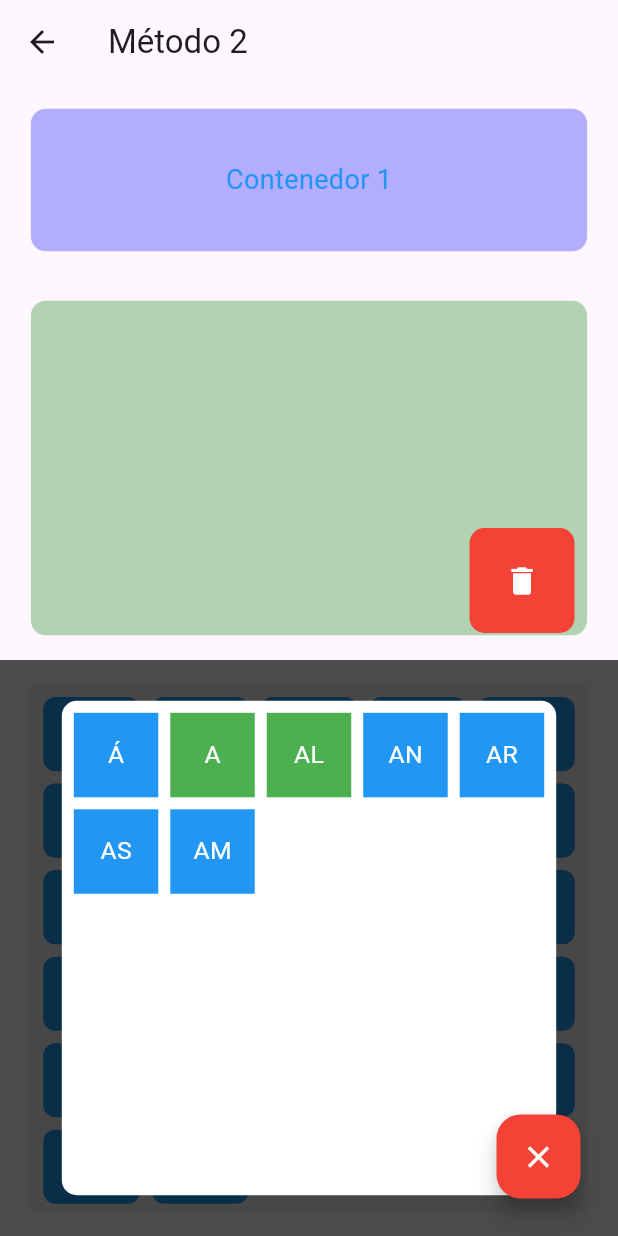
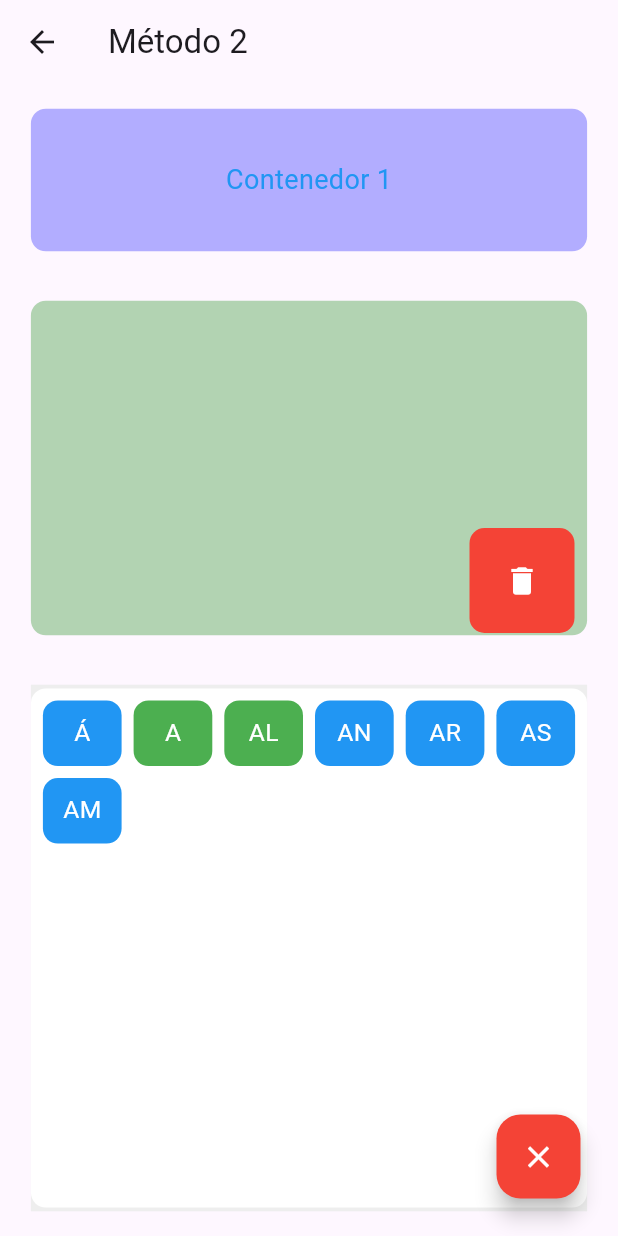
Before and after one commit to EVER1588/RubiApp, a Flutter app: the Metodo2Screen screen opened directly, after a tap on an icon or button, on a phone screen of 412 x 824 dp. Run offline on Flutter 3.47's test engine with Material 3 defaults, Android fonts, the phone set to English and light mode, and no system bars; our stand-ins replace flutter_tts, shared_preferences; accounts and stored records are empty.

Commit message:
teclado secundario mejorado

```diff
--- a/lib/constants/constants.dart
+++ b/lib/constants/constants.dart
@@ -3,7 +3,8 @@ import 'package:uuid/uuid.dart';
 import 'package:flutter_tts/flutter_tts.dart';
 
 const List<String> palabrasValidas = [
-  "ABAJO", "ABRAZAR", "ABRIGO", "ABRIGOS", "ABRIR", "CAMA", "CAMAS",
+  "ABAJO", "ABRAZAR", "ABRIGO", "ABRIGOS", "ABRIR", "CAMA", "CAMAS", "AGREGAR", "AGREGADO",
+  "AGREGAN", "AGUJA", "AGUJAS",
   "AGUA", "ÁGUILA", "ÁGUILAS", "AHORA", "ALGO", "ALLÁ", "ALMOHADA", "ALMOHADAS",
   "ALTO", "ALTOS", "AMARILLO", "AMARILLOS", "AMIGA", "AMIGAS", "AMIGO", "AMIGOS",
   "AMOR", "ANDAR", "ANIMAL", "ANIMALES",
@@ -22,11 +23,12 @@ const List<String> palabrasValidas = [
   "CANDADOS", "CANTA", "CANTAR", "CAOS", "CARACOL", "CARACOLES", "CARNE",
   "CARNES", "CARRETERA", "CARRO", "CARTÓN", "CARTONES", "CASA", "CASAS",
   "CELESTE", "CELESTES", "CERCA", "CERCANO", "CERCANOS", "CERDO", "CERDOS",
-  "CERRAR", "CHICA", "CHICAS", "CHICO", "CHICOS",
-  "CISNE", "CISNES", "CLARO", "CLAROS", "COCINA", "COCO", "COLCHÓN",
+  "CERRAR", "CHICA", "CHICAS", "CHICO", "CHICOS", "COMETA",
+  "COMIDA", "COMO", "CAMPO", "COMPRA", "COMPRAR", "COMPÁS",
+  "CISNE", "CISNES", "CLARO", "CLAROS", "COCINA", "COCO", "COLCHÓN", "COLA,"
   "COLCHONES", "COLINA", "COLINAS", "COLOR", "COLORES", "COLUMNA", "COME",
-  "COMEDOR", "COMEN", "COMER", "COMIENDO", "COMPAÑERO", "COMPAÑEROS", "COMPLEJO",
-  "COMPLEJOS", "COMPLETO", "COMPLETOS", "CON", "CONEJO", "CONEJOS", "CORBATAS",
+  "COMEDOR", "COMEN", "COMER", "COMIENDO", "COMPAÑERO", "COMPAÑEROS","COMPAÑERA", "COMPAÑERAS",
+  "COMPLEJO", "COMPLEJOS", "COMPLETO", "COMPLETOS", "CONTROL", "CONEJO", "CONEJOS", "CORBATAS",
   "CORBATA", "CORTINA", "CORTINAS", "CREER", "CUADRADO", "CUADRADOS", "CUARTO",
   "CUARTOS", "CUCHARA", "CUCHARAS", "CUCHILLO", "CUCHILLOS", "DADO", "DADOS",
   "DEBAJO", "DEBER", "DECIR", "DICE", "DICEN", "DELFIN", "DENTRO",
@@ -34,40 +36,46 @@ const List<String> palabrasValidas = [
   "DIBUJAR", "DIBUJO", "DIBUJOS", "DIFÍCIL", "DIFICULTAD", "DORMIR", "DORMITORIO",
   "DORMITORIOS", "DUDA", "DUDAS", "DURANTE", "ECHAR", "ECLIPSE", "ELEFANTE",
   "ELEFANTES", "ELLA", "ELLAS", "ELLOS", "EMPUJA", "EMPUJAN", "EMPUJAR",
-  "ENTRADA", "ENTRADAS", "ENTRANDO", "ENTRAR", "ENVIAR", "EQUIPO", "EQUIPOS",
+  "ENAMORA", "ANAMORAR", "ENCIMA", "ENCENDER", "ENCUENTRA", "ENCONTRAR", "ENCUENTRO",
+  "ENFADO", "ENTRADA", "ENTRADAS", "ENTRANDO", "ENTRAR", "ENVIAR", "EQUIPO", "EQUIPOS",
   "ERIZO", "ERIZOS", "ERROR", "ERRORES", 'ESCALA', 'ESCALAN', 'ESCALANDO', "ESCALERA", "ESCALERAS", "ESCALÓN",
   "ESCALONES", "ESCONDE", "ESCONDEN", "ESCONDIDO", "ESCONDIDOS", "ESCONDITE", "ESCRIBE",
   "ESCRIBEN", "ESCRIBIR", "ESCRITORIO", "ESCRITORIOS", "ESCUCHAR", "ESFERA", "ESMERALDA",
   "ESMERALDAS", "ESPACIO", "ESPACIOS", "ESPIRAL", "ESTAR", "ESTRELLA", "ESTRELLAS",
   "ESTUDIO", "ESTUDIOS", "ESTUFA", "ESTUFAS", "FÁCIL", "FAMILIA", "FAMILIAS",
-  "FE", "FELICES", "FELIZ", "FLAMENCO", "FLAMENCOS", "FLOR", "FLORES",
+  "FE", "FELICES", "FELIZ", "FLAMENCO", "FLAMENCOS", "FLOR", "FLORES", "FIESTA", "FIESTAS",
   "FRESA", "FRESAS", "FRÁGIL", "FRÍO", "FROTAR", "FUEGO", "FUEGOS",
   "FUENTE", "FUENTES", "FUERA", "FUERTE", "FUGAZ", "GALAXIA", "GALAXIAS",
   "GALLO", "GALLOS", "GARAJE", "GARAJES", "GATO", "GATOS", "GIRA",
   "GIRANDO", "GIRAR", "GIRÓ", "GORILA", "GORILAS", "GORRA", "GORRAS",
   "GORRO", "GORROS", "GRANDE", "GRANDES", "GRIS", "GUANTE", "GUANTES",
-  "GUERRA", "GUERRAS", "HABLAR", "HACER", "HACIA", "HIELO", "HIJO",
-  "HIJOS", "HOGAR", "HOGARES", "HOJA", "HOJAS", "HOLA", "HONGO", "HONGOS",
+  "GUERRA", "GUERRAS", "HABLAR", "HACER", "HACIA", "HIELO", "HIJO", "HUMANO", "HUMANOS",
+  "HIJOS", "HIJO", "HOGAR", "HOGARES", "HOJA", "HOJAS", "HOLA", "HONGO", "HONGOS",
   "HORMIGA", "HORMIGAS", "HOY", "HUECO", "HUELLA", "HUELLAS", "IDEA",
   "IDEAS", "IGLESIA", "IGLESIAS", "IGUAL", "ISLA", "ISLAS", "IRSE",
   "JABALÍ", "JABALÍES", "JARDÍN", "JARDINES", "JUGAR", "LAGO", "LAGOS",
   "LÁMPARA", "LÁMPARAS", "LANZAR", "LECHE", "LEER", "LEJANA", "LEJANAS",
   "LEJANO", "LEJANOS", "LEJOS", "LENTEJA", "LENTEJAS", "LENTO", "LLAVE",
-  "LLAVES", "LOBO", "LOBOS", "LUCES", "LUZ", "MAGIA", "MAMÁ",
-  "MIEL", "PANTUFLA", "PANTUFLAS", "POSTE", "POSTES", "RUBÍ", "RUBI",
-  "RUEDA", "RUEDAS", "RODRIGUEZ", "SOLIS"
-];
+  "LLAVES", "LOBO", "LOBOS", "LUCES", "LUZ", "MAGIA", "MAMÁ", "MIEL",
+  "PAN", "PELUCHE", "PANTUFLA", "PANTUFLAS", "POSTE", "POSTES", "RUBÍ", "RUBI",
+  "RUEDA", "RUEDAS", "RODRIGUEZ", "SOLIS", "SOMBRERO", "SOMBRILLA", "VASO",
+  "SOPLO", "SOPLAR", "SUAVE", "SUEÑO", "SUEÑOS", "SUFICIENTE", "VACA", "VACAS",
+  "VALLE", "VALLES", "VAMOS", "VAN", "VERANO", "VERANOS", "INVIERNO", "INVIERNOS",
+  "OTOÑO", "OTOÑOS", "VENTANA","VENTANAS", "VERDAD", "VERDADES", "VERDURA", "VERDURAS", "VEGETAL", "VEGETALES",
+  "VENDER", "VENDIDO", "VERDE", "VERDES", "MISMO", "MISMA" "MISMOS", "MISMAS",
+  "VIAJE", "VIAJES", "VIEJO", "VIEJA", "VIEJOS", "VIEJAS", "VACACIONES", "FRUTA", "FRUTAS,"
+  ];
 
 const List<String> silabasEspeciales = [
-  "A", "AL", "DA", "DE", "EL", "EN", "ES", "FE", "HA", "LA",
-  "LE", "LAS", "LOS", "LUZ", "ME", "MI", "MAS", "MES", "MIS", "NI",
-  "NO", "QUE", "QUI", "SE", "SI", "SU", "TE", "TU", "UN", "VA",
-  "VE", "VI", "WEB", "WI", "Y", "YA", "YO",
+  "A", "AL", "CON", "DA", "DAN", "DON", "DAR", "DE", "EL", "EN", "ES", "FE", "HA", "HE", "LA",
+  "LE", "LO", "LAS", "LOS", "LUZ", "ME", "MI", "MAS", "MES", "MIS", "NI",
+  "NO", "QUE", "QUI", "SE", "SI", "SU", "SIN", "TE", "TU", "UN", "VA", "VAN"
+  "VE", "VEN", "VER", "VI", "WEB", "WI", "Y", "YA", "YO",
 ];
 
 final List<String> iniciosDePalabras3Silabas = [
   'CELU', 'CARGA', 'MANZA', 'CAMI', 'VENTA', 'ESCUE', 'MONTA',
-  'AMI', 'ABRA', 'ABRI', 'ÁGUI', 'ANI', 'ARBO', 'ARBUS',
+  'AMI', 'ABRA', 'ABRI', 'ÁGUI', 'ANI', 'ARBO', 'ARBUS', "HUMA",
   'ARDI', 'ARE', 'ARMA', 'ASIEN', 'AURO', 'AZÚ', 'AZU',
   'BALLE', 'BOSTE', 'BOTO', 'BUFAN', 'CABA', 'CALIEN', 'CAME',
   'CAMI', 'CANDA', 'CARA', 'CARTO', 'CELES', 'CERCA', 'COCI',
@@ -78,24 +86,27 @@ final List<String> iniciosDePalabras3Silabas = [
   'ESCRI', 'ESCU', 'ESFE', 'ESPA', 'ESPI', 'ESTRE', 'FELI',
   'FLAMEN', 'GALA', 'GARA', 'GIRAN', 'GORI', 'HORMI', 'IGLE',
   'JABA', 'JARDI', 'LÁMPA', 'LEJA', 'LENTE', 'PANTU', 'RODRI',
-  'ESTU', 'FAMI',
+  'ESTU', 'FAMI', "COMI", "PELU", "SUFI", "VELO",
+  'ENCUE', 'ENCI', 'ENCON', 'ENFA', "AGRE",
 ];
 
 final List<String> iniciosDePalabras4Silabas = [
   'CHOCOLA', 'BIBLIOTE', 'FAMILI', 'MARIPO', 'AUTOMO', 'IMPRESO',
   'ALMOHA', 'AMARI', 'ANIMA', 'ARCOÍ', 'BICICLE', 'CALENDA', 'CAMIO',
   'CARRETE', 'COMPAÑE', 'DESAYU', 'DIFICUL', 'DORMITO', 'ELEFAN', 'ESCALE',
-  'ESCALAN', 'ESCALO', 'ESCONDI', 'ESCRITO', 'ESMERAL',
+  'ESCALAN', 'ESCALO', 'ESCONDI', 'ESCRITO', 'ESMERAL', "VACACIO",
+  'ENAMO', "SUFICIEN", "VELOCI",
 ];
 
 const Map<String, List<String>> silabasPorLetra = {
   "A": ["Á", "A", "AL", "AN", "AR", "AS", "AM"],
-  "B": ["B", "BA", "BE", "BI", "BO", "BU", "BLA", "BLE", "BLI", "BLO", "BLU", "BRA", "BRE", "BRI", "BRO", "BRU", "BRAN", "BREN", "BRIN", "BRON", "BRUN"],
-  "C": ["C", "CA", "CE", "CI", "CO", "CU", "CLA", "CLE", "CLI", "CLO", "CLU", "CRA", "CRE", "CRI", "CRO", "CRU", "CIAS"],
-  "D": ["D", "DA", "DE", "DI", "DO", "DU"],
+  "B": ["B", "BA", "BE", "BI", "BO", "BU", "BAN", "BEN", "BIN", "BON", "BUN", "BLA", "BLE", "BLI", "BLO", "BLU", "BRA", "BRE", "BRI", "BRO", "BRU", "BRAN", "BREN", "BRIN", "BRON", "BRUN"],
+  "C": ["CA", "CE", "CI", "CO", "CU", "CAN", "CEN", "CIN", "CON", "CUN", "CAl", "CEl", "CIl", "COl", "CUl", "CLA", "CLE", "CLI", "CLO", "CLU",
+        "CRA", "CRE", "CRI", "CRO", "CRU", "CIAS", "CAR", "CER", "CIR", "COR", "CUR",],
+  "D": ["D", "DA", "DE", "DI", "DO", "DU", "DAN", "DEN", "DIN", "DON", "DUN", "DAR", "DER", "DIR", "DOR", "DUR",],
   "E": ["É", "E", "EL", "EM", "EN", "ES", "ER"],
-  "F": ["F", "FA", "FE", "FI", "FO", "FU", "FLA", "FLE", "FLI", "FLO", "FLU", "FRA", "FRE", "FRI", "FRO", "FRU"],
-  "G": ["G", "GA", "GE", "GI", "GO", "GU", "GEN", "GUA", "GUE", "GUI", "GLA", "GLE", "GLI", "GLO", "GLU", "GRA", "GRE", "GRI", "GRO", "GRU"],
+  "F": ["F", "FA", "FE", "FI", "FIES", "FO", "FU", "FAL", "FEL", "FIL", "FOL", "FUL", "FLA", "FLE", "FLI", "FLO", "FLU", "FRA", "FRE", "FRI", "FRO", "FRU"],
+  "G": ["G", "GA", "GE", "GI", "GO", "GU", "GUA", "GEN", "GUA", "GUE", "GUI", "GLA", "GLE", "GLI", "GLO", "GLU", "GRA", "GRE", "GRI", "GRO", "GRU"],
   "H": ["H", "HA", "HE", "HI", "HIS", "HO", "HU"],
   "I": ["Í", "I", "IS", "IN", "IR", "IM"],
   "J": ["J", "JA", "JE", "JI", "JO", "JU"],
@@ -105,13 +116,14 @@ const Map<String, List<String>> silabasPorLetra = {
   "N": ["N", "NA", "NE", "NI", "NO", "NU"],
   "Ñ": ["Ñ", "ÑA", "ÑE", "ÑI", "ÑO", "ÑU"],
   "O": ["Ó", "O", "OS", "ON"],
-  "P": ["P", "PA", "PE", "PI", "PO", "PU", "PLA", "PLE", "PLI", "PLO", "PLU", "PRA", "PRE", "PRI", "PRO", "PRU"],
+  "P": ["P", "PA", "PE", "PI", "PO", "PU", "PAL", "PEL", "PIL", "POL", "PUL", "PLA", "PLE", "PLI", "PLO", "PLU", "PRA", "PRE", "PRI", "PRO", "PRU"],
   "Q": ["Q", "QUE", "QUI"],
   "R": ["R", "RA", "RAL", "RE", "RI", "RO", "RU"],
-  "S": ["S", "SA", "SE", "SI", "SO", "SU"],
+  "S": ["S", "SA", "SE", "SI", "SO", "SU", "SAN", "SEN", "SIN", "SON", "SUN", "SAM", "SEM", "SIM", "SO", "SUM"],
   "T": ["T", "TA", "TE", "TI", "TO", "TU", "TRA", "TRE", "TRI", "TRO", "TRU"],
   "U": ["Ú", "U", "UL", "UN", "UR", "US"],
-  "V": ["V", "VA", "VE", "VI", "VO", "VU"],
+  "V": ["V", "VA", "VE", "VI", "VO", "VU", "VAN", "VEN", "VIN", "VON", "VUN", "VAR", "VER", "VIR", "VOR", "VUR",
+        "VAL", "VEL", "VEL", "VOL", "VUL",],
   "W": ["W", "WEB", "WI"],
   "X": ["X", "XA", "XE", "XI"],
   "Y": ["Y", "YA", "YO"],
--- a/lib/screens/metodo2_screen.dart
+++ b/lib/screens/metodo2_screen.dart
@@ -266,8 +266,8 @@ class _Metodo2ScreenState extends State<Metodo2Screen> {
       // Validar y asignar el color correspondiente
       if (palabrasValidas.contains(bloque)) {
         coloresBloques[bloque] = BlockColor.green; // Palabra válida
-      } else if (silabasEspeciales.contains(bloque)) {
-        coloresBloques[bloque] = BlockColor.orange; // Bloque especial
+      } else if (_esInicioDePalabra(bloque)) {
+        coloresBloques[bloque] = BlockColor.orange; // Bloque especial (naranja)
       } else if (_esSilabaDeLista(bloque)) {
         coloresBloques[bloque] = BlockColor.blue; // Bloque de una sola sílaba o sílaba válida
       } else {
@@ -276,7 +276,12 @@ class _Metodo2ScreenState extends State<Metodo2Screen> {
     }
   }
 
-  // Nueva función para verificar si un bloque está en silabasPorLetra
+  // Función para verificar si un bloque pertenece a iniciosDePalabras3Silabas o iniciosDePalabras4Silabas
+  bool _esInicioDePalabra(String bloque) {
+    return iniciosDePalabras3Silabas.contains(bloque) || iniciosDePalabras4Silabas.contains(bloque);
+  }
+
+  // Función para verificar si un bloque está en silabasPorLetra
   bool _esSilabaDeLista(String bloque) {
     for (var lista in silabasPorLetra.values) {
       if (lista.contains(bloque)) {
--- a/lib/screens/metodo2teclado_screen.dart
+++ b/lib/screens/metodo2teclado_screen.dart
@@ -34,41 +34,41 @@ class Metodo2Teclado extends StatelessWidget {
               children: [
                 // Fondo semi-transparente
                 Container(
-                  color: Colors.black.withOpacity(0.7),
+                  color: Colors.black.withOpacity(0),
                 ),
 
                 // Contenido del teclado secundario
                 Center(
                   child: Container(
-                    width: screenWidth * 0.8,
-                    height: screenHeight * 0.4,
+                    width: screenWidth * 0.9, // Cambia este valor para ajustar el ancho del teclado
+                    height: screenHeight * 0.42, // Cambia este valor para ajustar el alto del teclado
                     decoration: BoxDecoration(
                       color: Colors.white,
-                      borderRadius: BorderRadius.circular(10),
+                      borderRadius: BorderRadius.circular(10), // Bordes redondeados del teclado
                     ),
                     child: GridView.builder(
                       padding: EdgeInsets.all(8),
-                      physics: NeverScrollableScrollPhysics(),
+                      physics: NeverScrollableScrollPhysics(), // Desactivar el scroll interno del GridView
                       gridDelegate: SliverGridDelegateWithFixedCrossAxisCount(
-                        crossAxisCount: 5,
-                        crossAxisSpacing: 8,
-                        mainAxisSpacing: 8,
+                        crossAxisCount: 6, // Número de columnas
+                        crossAxisSpacing: 8, // Espaciado horizontal entre bloques
+                        mainAxisSpacing: 8, // Espaciado vertical entre bloques
+                        childAspectRatio: 1.2, // Cambia este valor para ajustar la proporción (ancho:alto)
                       ),
-                      itemCount: silabasPorLetra[letraSeleccionada]?.length ?? 0, // Usar silabasPorLetra desde constants.dart
+                      itemCount: silabasPorLetra[letraSeleccionada]?.length ?? 0,
                       itemBuilder: (context, index) {
                         final silaba = silabasPorLetra[letraSeleccionada]![index];
                         final esSilabaEspecial = silabasEspeciales.contains(silaba);
 
-                        return Draggable<Map<String, String>>(
+                        return GestureDetector(
+                          onTap: () {
+                            // Leer la sílaba al tocar el bloque
+                            flutterTts.speak(silaba);
+                          },
+                          child: Draggable<Map<String, String>>(
                             data: {
                               'id': const Uuid().v4(),
                               'contenido': silaba,
-                          },
-                          onDragStarted: () {
-                            onSilabaDragged(silaba); // Llamar al callback al arrastrar la sílaba
-                          },
-                          onDragCompleted: () {
-                            onClosePressed(); // Cerrar el teclado secundario
                             },
                             feedback: Material(
                               child: Container(
@@ -106,7 +106,10 @@ class Metodo2Teclado extends StatelessWidget {
                             child: Container(
                               width: screenWidth * 0.15,
                               height: screenWidth * 0.15,
+                              decoration: BoxDecoration(
                                 color: esSilabaEspecial ? Colors.green : Colors.blue,
+                                borderRadius: BorderRadius.circular(10),
+                              ),
                               child: Center(
                                 child: Text(
                                   silaba,
@@ -116,6 +119,11 @@ class Metodo2Teclado extends StatelessWidget {
                                   ),
                                 ),
                               ),
+                            ),
+                            onDragCompleted: () {
+                              // Llama a la función para cerrar el teclado secundario
+                              onClosePressed();
+                            },
                           ),
                         );
                       },
```
Lines whose indentation alone changed are shown as unchanged.
